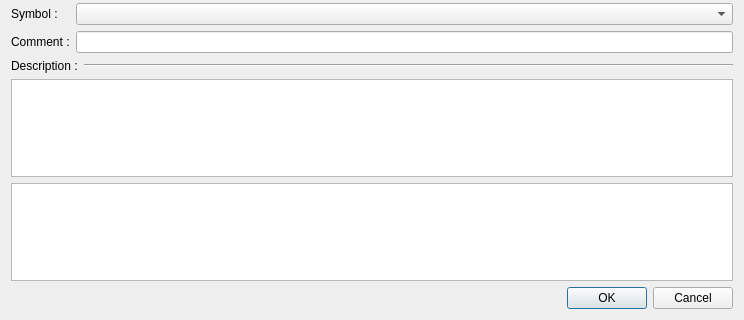
Qt form sources/TerminalNavigator/ui/addterminalstripdialog.ui (ChuckNr11/qelectrotech-source-mirror) before a commit; both pictures show x 0 to 744 and y 140 to 460 of the 744 by 460 pixel window.
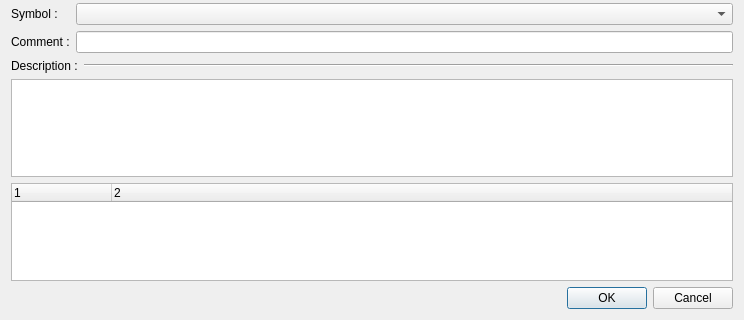
The same form after that commit.

```diff
--- a/sources/TerminalNavigator/ui/addterminalstripdialog.ui
+++ b/sources/TerminalNavigator/ui/addterminalstripdialog.ui
@@ -157,10 +157,7 @@
       <string>Terminals about to be added to the terminal strip. A terminal without a symbol is not drawn in any folio yet.</string>
      </property>
      <property name="columnCount">
-      <number>1</number>
-     </property>
-     <property name="headerHidden">
-      <bool>true</bool>
+      <number>2</number>
      </property>
      <property name="selectionMode">
       <enum>QAbstractItemView::ExtendedSelection</enum>
```
Left out of the diff: 4 changed lines with no effect on the pictures.
